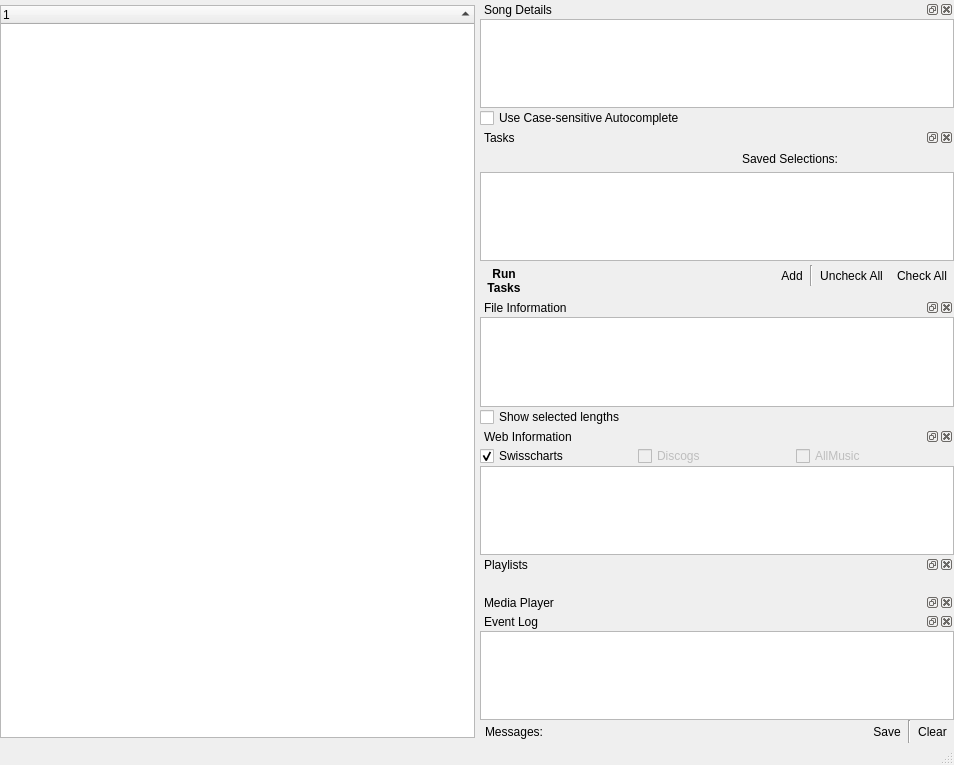
Above: src/QUMainWindow.ui from UltraStar-Deluxe/UltraStar-Manager before the change. Below: the same form after it.
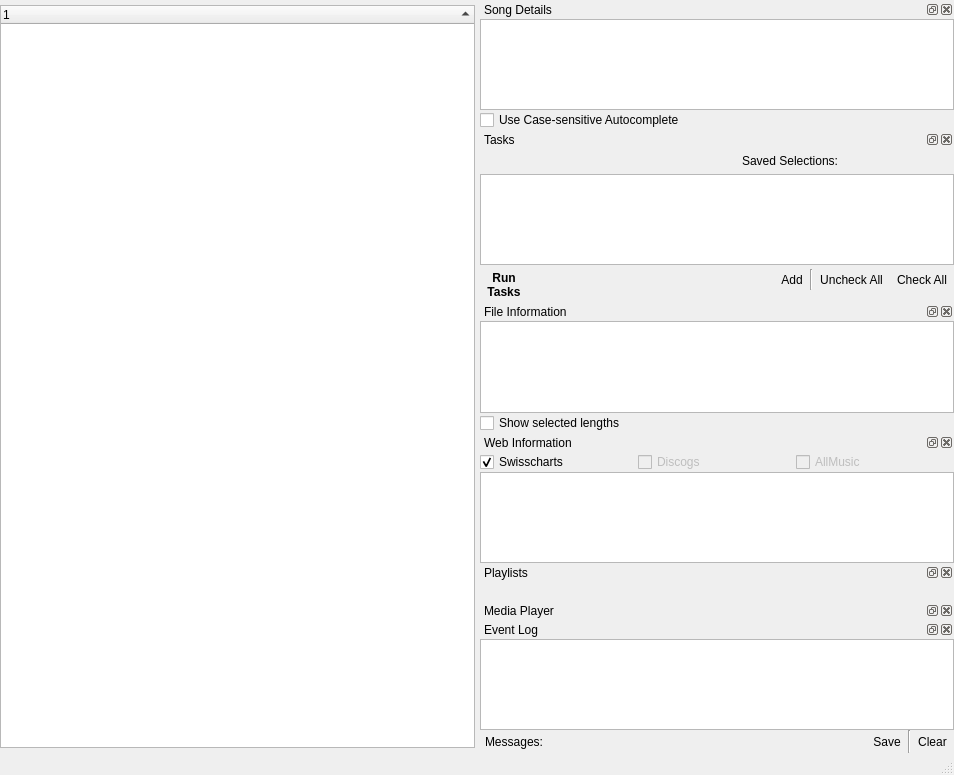
That is the form after the change. Icons and pictures are not drawn. Custom widgets are drawn as their Qt base class.

Patch:
```diff
--- a/src/QUMainWindow.ui
+++ b/src/QUMainWindow.ui
@@ -7,7 +7,7 @@
     <x>0</x>
     <y>0</y>
     <width>954</width>
-    <height>765</height>
+    <height>775</height>
    </rect>
   </property>
   <property name="minimumSize">
@@ -786,43 +786,6 @@
               <height>16777215</height>
              </size>
             </property>
-            <property name="palette">
-             <palette>
-              <active>
-               <colorrole role="Base">
-                <brush brushstyle="SolidPattern">
-                 <color alpha="255">
-                  <red>255</red>
-                  <green>255</green>
-                  <blue>255</blue>
-                 </color>
-                </brush>
-               </colorrole>
-              </active>
-              <inactive>
-               <colorrole role="Base">
-                <brush brushstyle="SolidPattern">
-                 <color alpha="255">
-                  <red>255</red>
-                  <green>255</green>
-                  <blue>255</blue>
-                 </color>
-                </brush>
-               </colorrole>
-              </inactive>
-              <disabled>
-               <colorrole role="Base">
-                <brush brushstyle="SolidPattern">
-                 <color alpha="255">
-                  <red>212</red>
-                  <green>208</green>
-                  <blue>200</blue>
-                 </color>
-                </brush>
-               </colorrole>
-              </disabled>
-             </palette>
-            </property>
             <property name="selectionMode">
              <enum>QAbstractItemView::ContiguousSelection</enum>
             </property>
```
Left out of the diff: 2 changed lines with no effect on the pictures.
